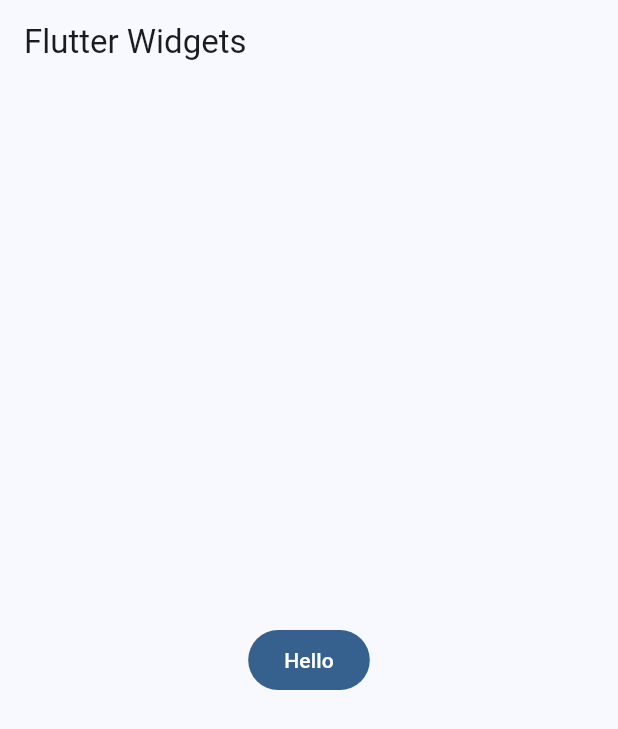
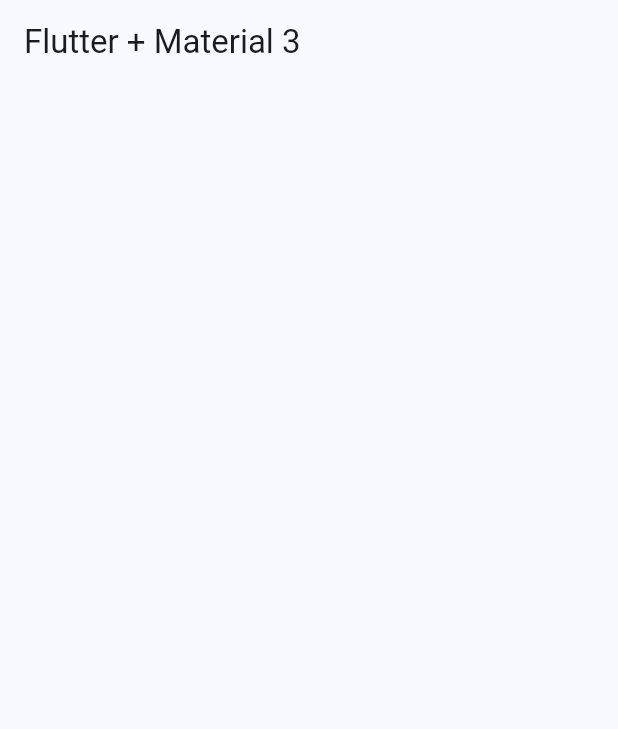
Before and after one commit to Frank712/flutter-widgets-app, a Flutter app: the screen it shows after launch, on a phone screen of 412 x 824 dp. Shown: the top 729 px of the screen. Run offline on Flutter 3.47's test engine with Material 2 defaults, Android fonts, the phone set to English and light mode, and no system bars.

Commit message:
ADD HomeScreen widget

```diff
--- a/lib/main.dart
+++ b/lib/main.dart
@@ -1,5 +1,6 @@
 import 'package:flutter/material.dart';
 import 'package:widgets/config/theme/app_theme.dart';
+import 'package:widgets/presentation/screens/home/home_screen.dart';
 
 void main() => runApp(const MyApp());
 
@@ -12,14 +13,7 @@ class MyApp extends StatelessWidget {
       debugShowCheckedModeBanner: false,
       theme: AppTheme(selectedColor: 0).getTheme(),
       title: 'Flutter Widgets',
-      home: Scaffold(
-        appBar: AppBar(
-          title: const Text('Flutter Widgets'),
-        ),
-        body: Center(
-          child: FilledButton(onPressed: (){}, child: const Text('Hello')),
-        ),
-      ),
+      home: const HomeScreen(),
     );
   }
 }
--- /dev/null
+++ b/lib/presentation/screens/home/home_screen.dart
@@ -0,0 +1,12 @@
+import 'package:flutter/material.dart';
+
+class HomeScreen extends StatelessWidget {
+  const HomeScreen({super.key});
+
+  @override
+  Widget build(BuildContext context) {
+    return Scaffold(
+      appBar: AppBar(title: const Text('Flutter + Material 3')),
+    );
+  }
+}
```
Also changed, not shown: lib/config/menu/menu_items.dart (added, +30 -0 lines).
